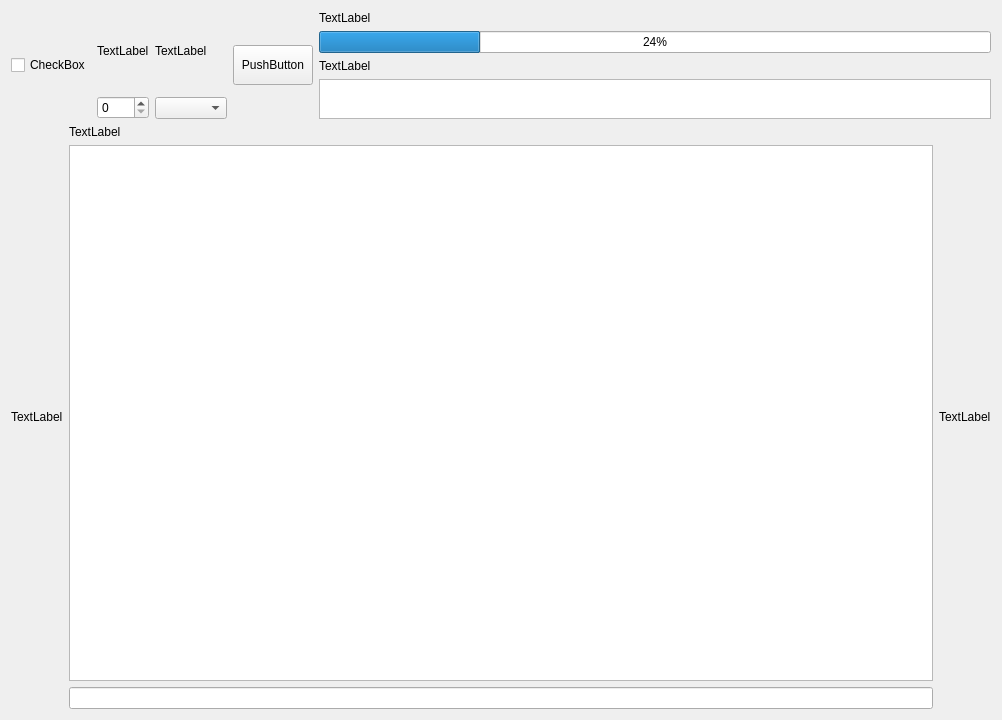
FranciscoGauna/Microscopy-Program, file View/frontend/UI/experiment_tab.ui: the form before one commit.
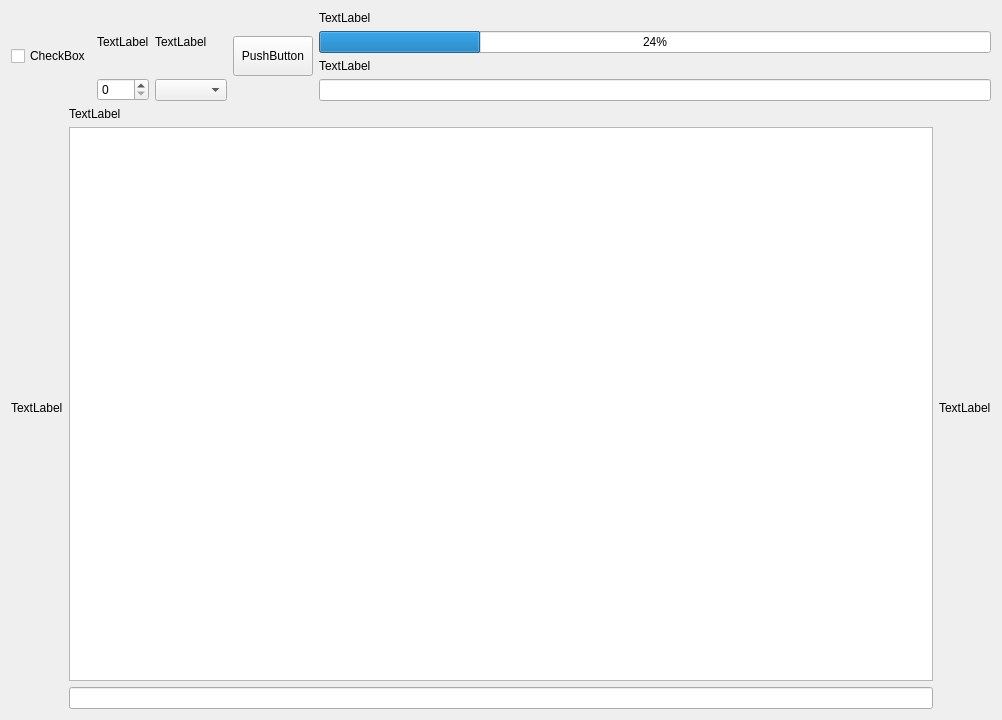
The form after the commit.

What changed in the file:
```diff
--- a/View/frontend/UI/experiment_tab.ui
+++ b/View/frontend/UI/experiment_tab.ui
@@ -88,20 +88,7 @@
         </widget>
        </item>
        <item>
-        <widget class="QTableView" name="current_tv">
-         <property name="sizePolicy">
-          <sizepolicy hsizetype="Expanding" vsizetype="Preferred">
-           <horstretch>0</horstretch>
-           <verstretch>0</verstretch>
-          </sizepolicy>
-         </property>
-         <property name="maximumSize">
-          <size>
-           <width>16777215</width>
-           <height>40</height>
-          </size>
-         </property>
-        </widget>
+        <widget class="QLineEdit" name="current_le"/>
        </item>
       </layout>
      </item>
```
Left out of the diff: 2 changed lines with no effect on the pictures.
